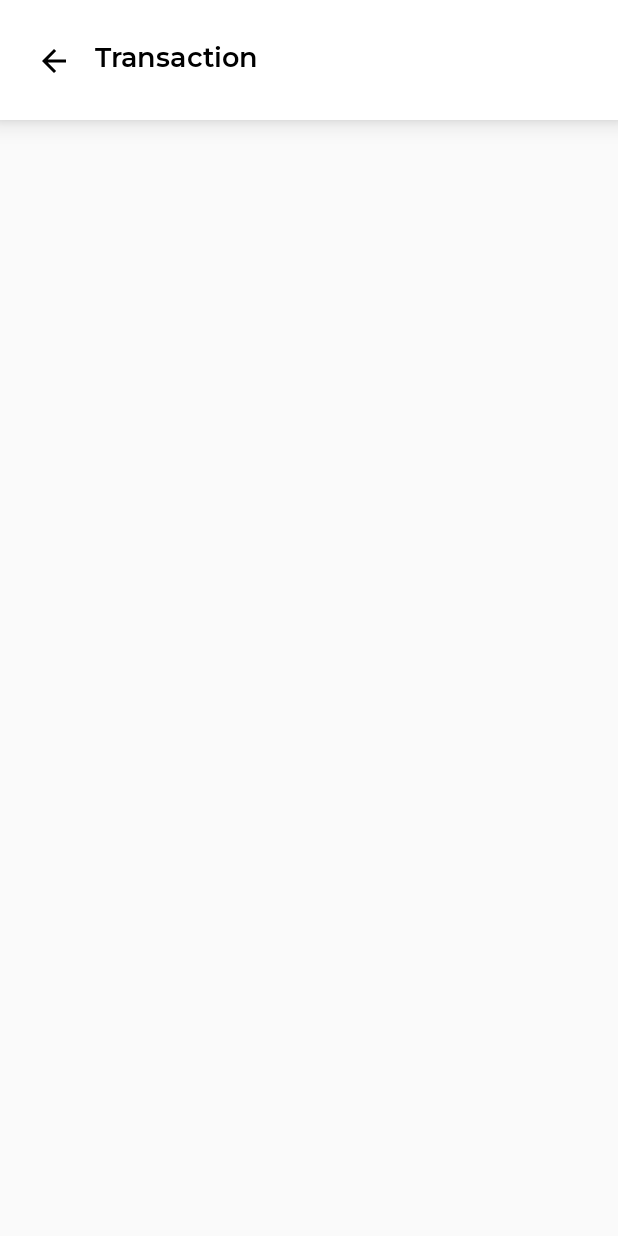
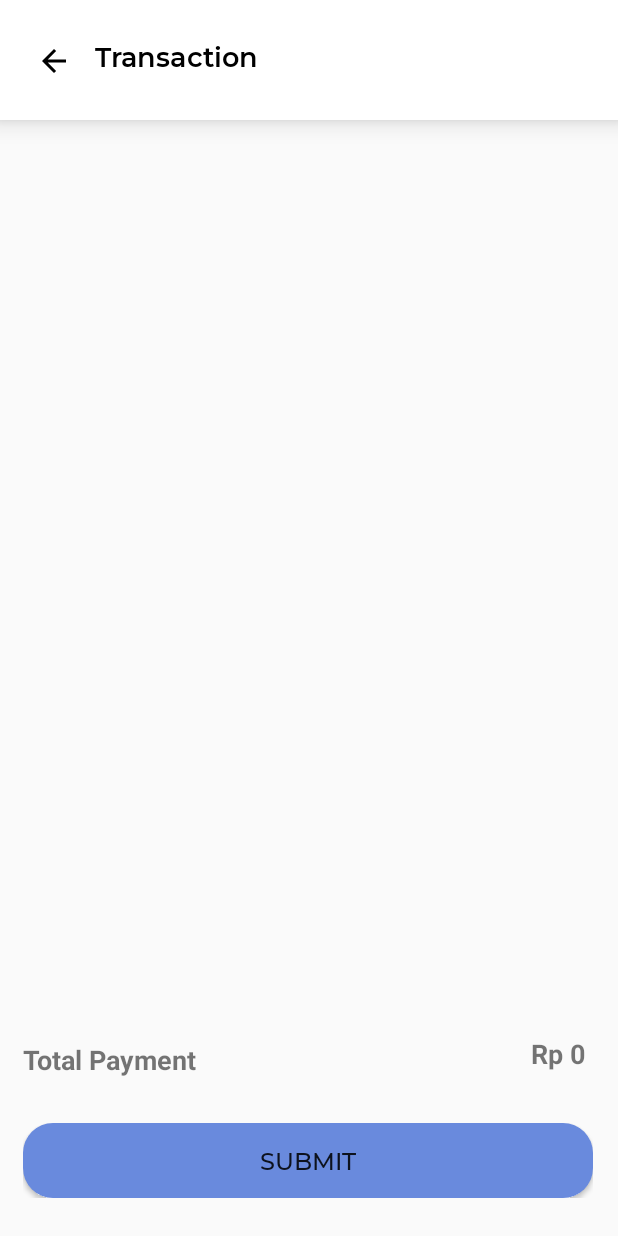
Before and after one commit to Waezqorney12/Semester4_NativeAndroid, an Android app: the TransactionActivity screen opened directly, with no data from a screen before it, on a phone screen of 412 x 824 dp. Run offline under Robolectric (Android 15) with nearby library versions, the phone set to English and light mode, and no system bars.

Commit message:
button transaction add,minus,and submit

```diff
--- a/app/src/main/java/com/example/myapplication/TransactionActivity.java
+++ b/app/src/main/java/com/example/myapplication/TransactionActivity.java
@@ -8,6 +8,8 @@ import android.content.Intent;
 import android.os.Bundle;
 import android.util.Log;
 import android.view.View;
+import android.widget.Button;
+import android.widget.EditText;
 import android.widget.ImageView;
 import android.widget.TextView;
 
@@ -30,7 +32,9 @@ public class TransactionActivity extends AppCompatActivity {
     RecyclerView orderTS;
     ImageView backButton;
     int IDOutlet;
-    TextView idOutlet,idPaket,namaPaket,jenisPaket,hargaPaket;
+    Button submit;
+
+    TextView idOutlet,idPaket,namaPaket,jenisPaket,hargaPaket,totalPayment;
     @Override
     protected void onCreate(Bundle savedInstanceState) {
         super.onCreate(savedInstanceState);
@@ -43,8 +47,20 @@ public class TransactionActivity extends AppCompatActivity {
         namaPaket = findViewById(R.id.namaPaket);
         jenisPaket = findViewById(R.id.jenisPaket);
         hargaPaket = findViewById(R.id.hargaPaket);
+        totalPayment = findViewById(R.id.totalPayment);
+        submit = findViewById(R.id.submitPayment);
+
+        submit.setOnClickListener(new View.OnClickListener() {
+            @Override
+            public void onClick(View v) {
+
+            }
+        });
+
 
         backButton = findViewById(R.id.btnBackTransaction);
+
+
 
         backButton.setOnClickListener(new View.OnClickListener() {
             @Override
--- a/app/src/main/res/layout/activity_transaction.xml
+++ b/app/src/main/res/layout/activity_transaction.xml
@@ -41,11 +41,65 @@
     <androidx.recyclerview.widget.RecyclerView
         android:id="@+id/order_TS"
         android:layout_width="413dp"
-        android:layout_height="650dp"
+        android:layout_height="500dp"
         android:layout_marginTop="80dp"
         app:layout_constraintEnd_toEndOf="parent"
         app:layout_constraintHorizontal_bias="0.0"
         app:layout_constraintStart_toStartOf="parent"
         app:layout_constraintTop_toTopOf="parent" />
 
+    <RelativeLayout
+        android:layout_width="match_parent"
+        android:layout_height="150dp"
+
+        app:layout_constraintBottom_toBottomOf="parent">
+        <RelativeLayout
+            android:layout_width="wrap_content"
+            android:layout_height="wrap_content"
+            android:layout_marginTop="20dp"
+            android:layout_marginLeft="15dp">
+
+            <TextView
+                android:layout_width="wrap_content"
+                android:layout_height="wrap_content"
+                android:text="Total Payment"
+                android:textSize="18sp"
+                android:textStyle="bold" />
+
+        </RelativeLayout>
+        <RelativeLayout
+            android:layout_width="wrap_content"
+            android:layout_height="wrap_content"
+            android:layout_alignParentBottom="true"
+            android:layout_marginLeft="15dp"
+            android:layout_marginRight="15dp"
+            android:layout_marginBottom="25dp"
+            >
+
+
+            <Button
+                android:id="@+id/submitPayment"
+                android:layout_width="380dp"
+                android:layout_height="50dp"
+                android:background="@drawable/solid"
+                android:fontFamily="@font/montserrat_medium"
+                android:text="Submit"
+                android:textSize="16sp" />
+
+        </RelativeLayout>
+
+        <TextView
+            android:id="@+id/totalPayment"
+            android:layout_width="wrap_content"
+            android:layout_height="wrap_content"
+            android:layout_alignParentEnd="true"
+            android:layout_alignParentBottom="true"
+            android:layout_marginEnd="22dp"
+            android:layout_marginBottom="109dp"
+            android:text="Rp 0"
+            android:textSize="18sp"
+            android:textStyle="bold" />
+
+    </RelativeLayout>
+
 </androidx.constraintlayout.widget.ConstraintLayout>
```
Also changed, not shown: app/src/main/java/com/example/myapplication/AdapterTransaction.java (+40 -0 lines), app/src/main/res/layout/item_transaction.xml (+57 -0 lines), app/src/main/res/drawable/add_icon.png (added), app/src/main/res/drawable/minus_icon.png (added).
